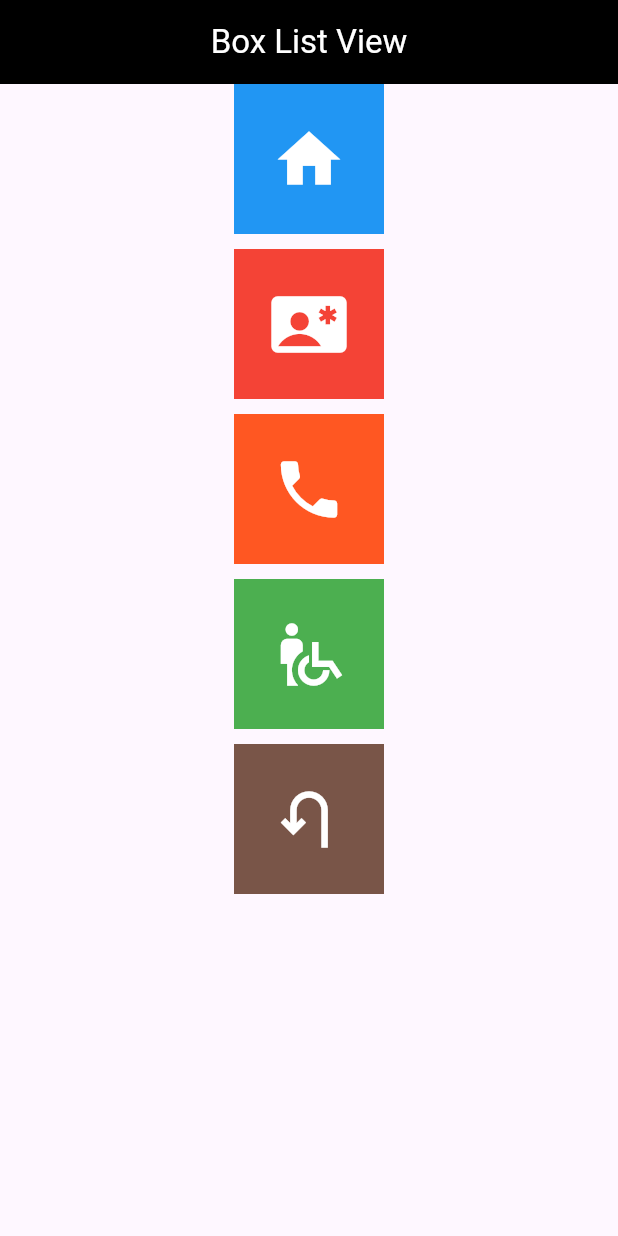
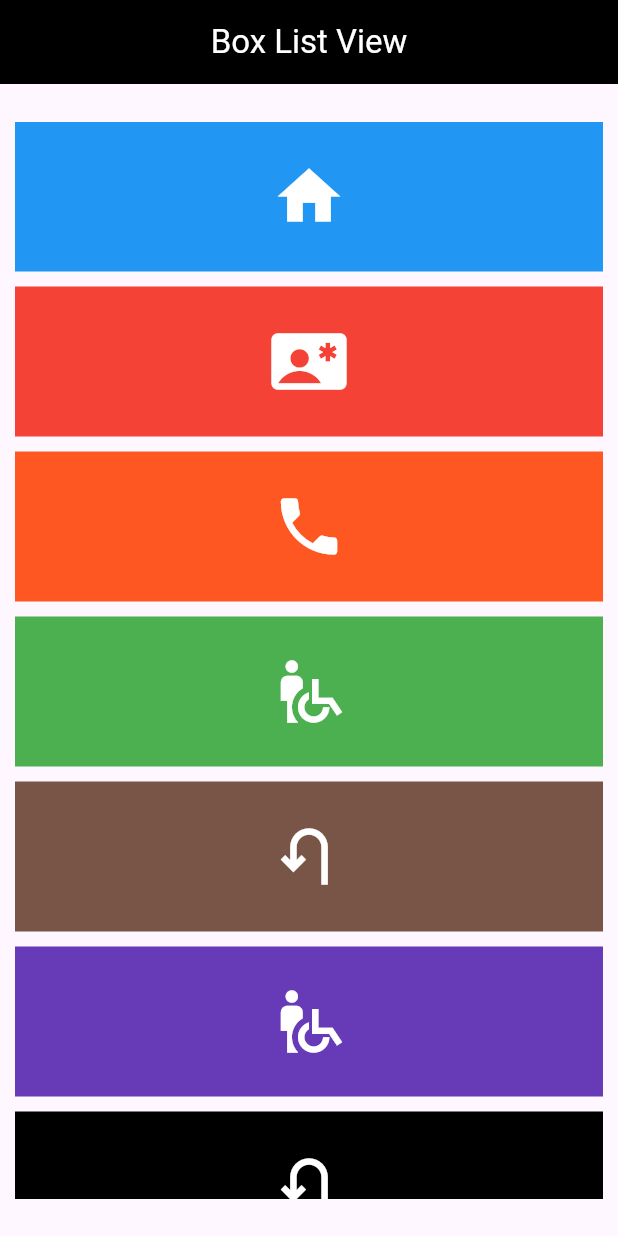
Before and after one commit to Owaisk23/2309B2, a Flutter app: the screen it shows after launch, on a phone screen of 412 x 824 dp. Run offline on Flutter 3.47's test engine with Material 3 defaults, Android fonts, the light colour scheme and no system bars; project files that could hold a hidden picture were left out.

Commit message:
added List view

```diff
--- a/Mob App Development/Flutter/firstproject/lib/Screens/boxlistView.dart
+++ b/Mob App Development/Flutter/firstproject/lib/Screens/boxlistView.dart
@@ -17,14 +17,24 @@
         foregroundColor: Colors.white,
         centerTitle: true,
       ),
-      body: Center(
-        child: Column(
+      body:  Padding(
+        // padding: const EdgeInsets.all(20),
+        // padding: const EdgeInsets.only(top: 30, left: 15, right: 20, bottom: 45),
+        padding: const EdgeInsets.symmetric(vertical: 25, horizontal: 10),
+        child: Center(
+          child: ListView(
+            // mainAxisAlignment: MainAxisAlignment.start,
+            // mainAxisAlignment: MainAxisAlignment.center,
+            // mainAxisAlignment: MainAxisAlignment.end,
+            // mainAxisAlignment: MainAxisAlignment.spaceAround,
+            // mainAxisAlignment: MainAxisAlignment.spaceBetween,
+            // mainAxisAlignment: MainAxisAlignment.spaceEvenly,
             children: [
               Container(
                 height: 100,
                 width: 100,
                 color: Colors.blue,
-              child: Icon(Icons.home, color: Colors.white, size: 50),
+                child:  Icon(Icons.home, color: Colors.white, size: 50),
               ),
               SizedBox(height: 10),
               Container(
@@ -54,9 +64,88 @@
                 color: Colors.brown,
                 child: Icon(Icons.u_turn_left, color: Colors.white, size: 50),
               ),
+              SizedBox(height: 10),
+              Container(
+                height: 100,
+                width: 100,
+                color: Colors.deepPurple,
+                child: Icon(Icons.wheelchair_pickup, color: Colors.white, size: 50),
+              ),
+              SizedBox(height: 10),
+              Container(
+                height: 100,
+                width: 100,
+                color: Colors.black,
+                child: Icon(Icons.u_turn_left, color: Colors.white, size: 50),
+              ),
             ],
           ),
         ),
+      ),
+
+      // body: SingleChildScrollView(
+      //   scrollDirection: Axis.vertical,
+      // child: Center(
+      //   child: Column(
+      //     // mainAxisAlignment: MainAxisAlignment.start,
+      //     // mainAxisAlignment: MainAxisAlignment.center,
+      //     // mainAxisAlignment: MainAxisAlignment.end,
+      //     // mainAxisAlignment: MainAxisAlignment.spaceAround,
+      //     // mainAxisAlignment: MainAxisAlignment.spaceBetween,
+      //     // mainAxisAlignment: MainAxisAlignment.spaceEvenly,
+      //     children: [
+      //       Container(
+      //         height: 100,
+      //         width: 100,
+      //         color: Colors.blue,
+      //         child:  Icon(Icons.home, color: Colors.white, size: 50),
+      //       ),
+      //       SizedBox(height: 10),
+      //       Container(
+      //         height: 100,
+      //         width: 100,
+      //         color: Colors.red,
+      //         child: Icon(Icons.contact_emergency, color: Colors.white, size: 50),
+      //       ),
+      //       SizedBox(height: 10),
+      //       Container(
+      //         height: 100,
+      //         width: 100,
+      //         color: Colors.deepOrange,
+      //         child: Icon(Icons.phone, color: Colors.white, size: 50),
+      //       ),
+      //       SizedBox(height: 10),
+      //       Container(
+      //         height: 100,
+      //         width: 100,
+      //         color: Colors.green,
+      //         child: Icon(Icons.wheelchair_pickup, color: Colors.white, size: 50),
+      //       ),
+      //       SizedBox(height: 10),
+      //       Container(
+      //         height: 100,
+      //         width: 100,
+      //         color: Colors.brown,
+      //         child: Icon(Icons.u_turn_left, color: Colors.white, size: 50),
+      //       ),
+      //       SizedBox(height: 10),
+      //       Container(
+      //         height: 100,
+      //         width: 100,
+      //         color: Colors.deepPurple,
+      //         child: Icon(Icons.wheelchair_pickup, color: Colors.white, size: 50),
+      //       ),
+      //       SizedBox(height: 10),
+      //       Container(
+      //         height: 100,
+      //         width: 100,
+      //         color: Colors.black,
+      //         child: Icon(Icons.u_turn_left, color: Colors.white, size: 50),
+      //       ),
+      //     ],
+      //   ),
+      // ),
+      // )
     );
   }
 }
--- a/Mob App Development/Flutter/firstproject/lib/Screens/firstScreen.dart
+++ b/Mob App Development/Flutter/firstproject/lib/Screens/firstScreen.dart
@@ -25,6 +25,7 @@
               height: 200,
               width: 500,
             ),
+            SizedBox(height: 30,),
             Text(
               'Welcome to the Cow Mandi',
               style: TextStyle(fontSize: 24, fontWeight: FontWeight.bold),
--- a/Mob App Development/Flutter/firstproject/lib/main.dart
+++ b/Mob App Development/Flutter/firstproject/lib/main.dart
@@ -1,3 +1,4 @@
+
 import 'package:firstproject/Screens/boxlistView.dart';
 // import 'package:firstproject/Screens/firstScreen.dart';
 import 'package:flutter/material.dart';
@@ -6,6 +7,5 @@
   runApp(MaterialApp(
     home: BoxlistView(),
     debugShowCheckedModeBanner: false,
-    ),
-  );
+  ));
 }
```
Lines whose indentation alone changed are shown as unchanged.
